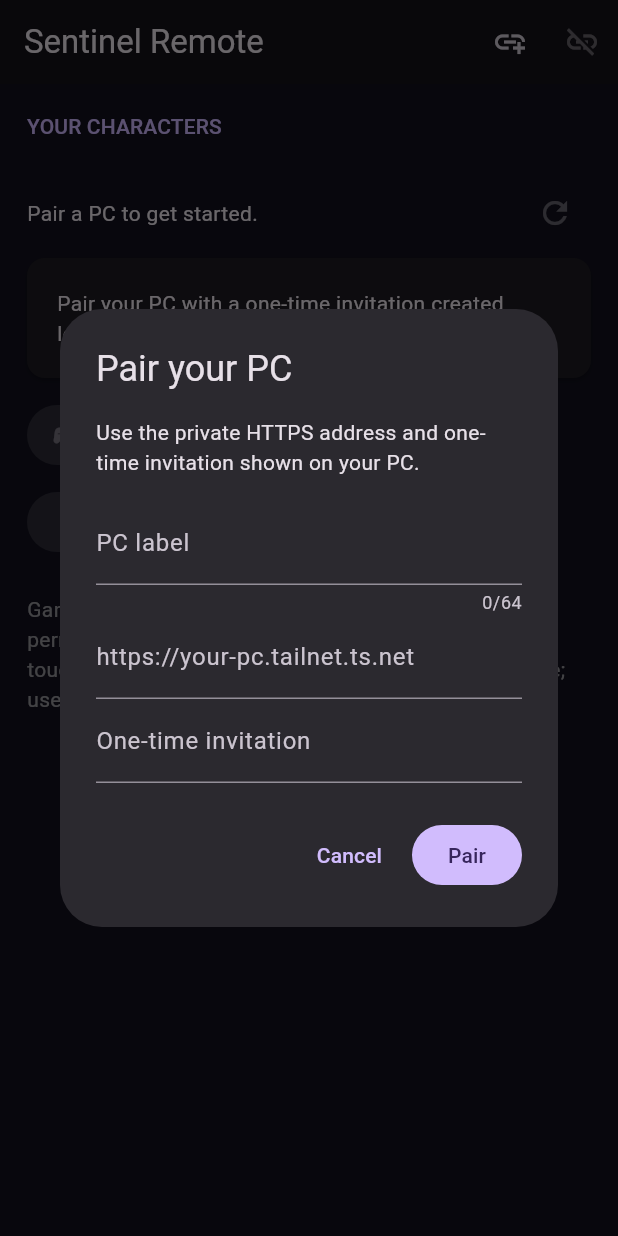
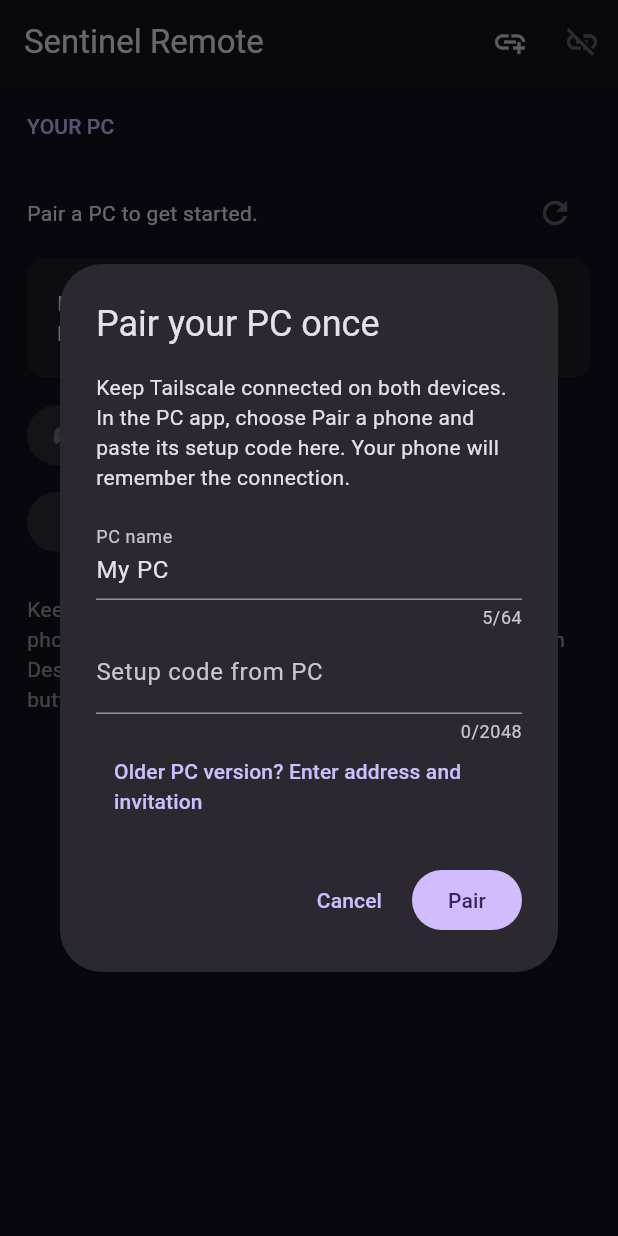
Before and after one commit to MarshalTitan/SentinelRemote, a Flutter app: the screen it shows after launch, after a tap on the "add link" icon, on a phone screen of 412 x 824 dp. Run offline on Flutter 3.47's test engine with Material 3 defaults, Android fonts, the phone set to English and light mode, and no system bars; our stand-ins replace flutter_secure_storage.

Commit message:
Remember PC selection and streamline desktop-to-gamepad connection

```diff
--- a/lib/main.dart
+++ b/lib/main.dart
@@ -50,9 +50,10 @@ class _RemoteHomeState extends State<RemoteHome> with WidgetsBindingObserver {
   Future<void> _load() async {
     try {
       final hosts = await _vault.load();
+      final preferred = await _vault.preferredHost();
       if (!mounted) return;
       setState(() { _hosts = hosts; _message = hosts.isEmpty ? 'Pair a PC to get started.' : 'Choose a paired PC.'; });
-      if (hosts.isNotEmpty) _chooseHost(hosts.first);
+      if (hosts.isNotEmpty) _chooseHost(hosts.where((h) => h.hostId == preferred).firstOrNull ?? hosts.first);
     } catch (_) { if (mounted) setState(() { _message = 'Secure storage is unavailable. Unlock the phone and reopen the app.'; }); }
   }
   @override
@@ -68,7 +69,11 @@ class _RemoteHomeState extends State<RemoteHome> with WidgetsBindingObserver {
   void _chooseHost(PairedHost host) {
     _viewEpoch++; _client?.disconnect();
     setState(() { _client = RemoteClient(host, _transport); _selected = null; _instances = []; _detail = null; _image = null; });
+    _rememberHost(host.hostId);
     _refresh();
+  }
+  Future<void> _rememberHost(String id) async {
+    try { await _vault.prefer(id); } catch (_) { /* Connection still works if the preference cannot be saved. */ }
   }
   Future<void> _run(Future<void> Function(RemoteClient, int) action) async {
     if (_busy || _client == null || !_active) return;
@@ -81,14 +86,14 @@ class _RemoteHomeState extends State<RemoteHome> with WidgetsBindingObserver {
   }
   bool _current(int epoch) => mounted && _active && epoch == _viewEpoch;
   Future<void> _refresh() => _run((client, epoch) async {
-    await client.request('session.ping');
-    final rows = ((await client.request('instances.list')) as List).cast<Map<String, dynamic>>();
+    await client.read('session.ping');
+    final rows = ((await client.read('instances.list')) as List).cast<Map<String, dynamic>>();
     if (!_current(epoch)) return;
-    setState(() { _instances = rows; _selected ??= rows.isEmpty ? null : rows.first['instanceId'] as String; _message = 'PC connected · updated ${TimeOfDay.now().format(context)}'; });
+    setState(() { _instances = rows; _selected = rows.any((r) => r['instanceId'] == _selected) ? _selected : rows.isEmpty ? null : rows.first['instanceId'] as String; _message = 'PC connected · updated ${TimeOfDay.now().format(context)}'; });
     if (_selected != null) await _status(client, epoch, _selected!);
   });
   Future<void> _status(RemoteClient client, int epoch, String instance) async {
-    final detail = await client.request('srank.status', instance: instance) as Map<String, dynamic>;
+    final detail = await client.read('srank.status', instance: instance) as Map<String, dynamic>;
     if (_current(epoch) && _selected == instance) setState(() { _detail = detail; });
   }
   Future<void> _desktop() async {
@@ -110,7 +115,7 @@ class _RemoteHomeState extends State<RemoteHome> with WidgetsBindingObserver {
   Future<void> _recover(String operation) => _run((client, epoch) async {
     final instance = operation == 'game.restore' ? _selected : null;
     if (operation == 'game.restore' && instance == null) return;
-    await client.request('session.ping');
+    await client.read('session.ping');
     if (!_current(epoch)) { return; }
     await client.request(operation, instance: instance);
     if (_current(epoch)) {
@@ -173,7 +178,7 @@ class _RemoteHomeState extends State<RemoteHome> with WidgetsBindingObserver {
       IconButton(onPressed: _busy ? null : _pair, icon: const Icon(Icons.add_link), tooltip: 'Pair a PC'),
       IconButton(onPressed: _busy || _client == null ? null : _forget, icon: const Icon(Icons.link_off), tooltip: 'Forget PC')]),
       body: SafeArea(child: ListView(padding: const EdgeInsets.all(18), children: [
-        Text('YOUR CHARACTERS', style: Theme.of(context).textTheme.labelLarge?.copyWith(color: const Color(0xFFC7B1F6))),
+        Text('YOUR PC', style: Theme.of(context).textTheme.labelLarge?.copyWith(color: const Color(0xFFC7B1F6))),
         const SizedBox(height: 12),
         if (_hosts.isNotEmpty) DropdownButtonFormField<PairedHost>(initialValue: _client?.host, isExpanded: true,
           decoration: const InputDecoration(labelText: 'Paired PC', border: OutlineInputBorder()),
@@ -190,7 +195,7 @@ class _RemoteHomeState extends State<RemoteHome> with WidgetsBindingObserver {
           OutlinedButton(onPressed: _busy || _selected == null ? null : () => _recover('game.restore'),
             child: const Text('Restore game window')),
         ])),
-        if (_instances.isEmpty && !_busy) Card(child: Padding(padding: const EdgeInsets.all(20), child: Text(_client == null ? 'Pair your PC with a one-time invitation created locally.' : 'No authorized game clients. Check the device grants on your PC.'))),
+        if (_instances.isEmpty && !_busy) Card(child: Padding(padding: const EdgeInsets.all(20), child: Text(_client == null ? 'Pair your PC with a one-time invitation created locally.' : 'Desktop is available without FFXIV. Approve a character once in the PC app to add game controls.'))),
         for (final instance in _instances) Card(clipBehavior: Clip.antiAlias, color: _selected == instance['instanceId'] ? const Color(0xFF302641) : null,
           child: ListTile(leading: Icon(Icons.shield_outlined, color: _selected == instance['instanceId'] ? const Color(0xFFC9ABFF) : null),
             title: Text(instance['label'] as String), subtitle: Text(_selected == instance['instanceId'] && ready ? 'Relay connected' : 'Select to check status'),
@@ -215,7 +220,7 @@ class _RemoteHomeState extends State<RemoteHome> with WidgetsBindingObserver {
           OutlinedButton(onPressed: _busy || !ready ? null : _reset, child: const Text('Stop + reset'))]),
         if (_image != null) Padding(padding: const EdgeInsets.only(top: 18), child: ClipRRect(borderRadius: BorderRadius.circular(16), child: Image.memory(_image!, gaplessPlayback: false,
           errorBuilder: (_, _, _) => const Text('Screenshot could not be displayed.')))),
-        const SizedBox(height: 24), const Text('Gamepad controls are a preview requiring local PC permission. Desktop mirrors the primary monitor with touch and keyboard control. Open apps and log in there; use its gamepad button after your character connects.', style: TextStyle(color: Colors.white54)),
+        const SizedBox(height: 24), const Text('Keep Tailscale connected on both devices. Trust this phone once in the PC app; access is remembered. Open Desktop to use apps and log in, then use its gamepad button when the character connects.', style: TextStyle(color: Colors.white54)),
       ])));
   }
   Widget _line(String label, dynamic value) => Padding(padding: const EdgeInsets.symmetric(vertical: 4), child: Row(crossAxisAlignment: CrossAxisAlignment.start,
@@ -230,7 +235,7 @@ String _friendly(Object error) {
     'remote_disabled' => 'Remote access is disabled on this PC.',
     'bridge_unavailable' => 'PC connected · game bridge unavailable. Check the game and per-character mobile opt-in.',
     'process_exited' => 'FFXIV has exited. Use Open XIVLauncher to start the locally configured launcher.',
-    'recovery_not_permitted' => 'On the PC, select this phone and click Allow selected phone recovery.',
+    'recovery_not_permitted' => 'On the PC, select this phone and click Trust selected phone once.',
     'launcher_not_configured' || 'launcher_changed' => 'On the PC, choose the installed XIVLauncher.exe again before launching remotely.',
     'recovery_desktop_unavailable' => 'Windows must be awake and unlocked in the same user session.',
     'game_already_running' => 'FFXIV is already running. Use Restore game window or Gamepad for your connected character.',
@@ -258,27 +263,37 @@ class PairDialog extends StatefulWidget {
   State<PairDialog> createState() => _PairDialogState();
 }
 class _PairDialogState extends State<PairDialog> {
-  final _url = TextEditingController(); final _label = TextEditingController(); final _invite = TextEditingController();
-  bool _busy = false; String? _error;
+  final _code = TextEditingController();
+  final _url = TextEditingController(); final _label = TextEditingController(text: 'My PC'); final _invite = TextEditingController();
+  bool _busy = false, _manual = false; String? _error;
   @override
-  void dispose() { _url.dispose(); _label.dispose(); _invite.clear(); _invite.dispose(); super.dispose(); }
+  void dispose() { _code.clear(); _code.dispose(); _url.dispose(); _label.dispose(); _invite.clear(); _invite.dispose(); super.dispose(); }
   @override
-  Widget build(BuildContext context) => PopScope(canPop: !_busy, child: AlertDialog(title: const Text('Pair your PC'),
+  Widget build(BuildContext context) => PopScope(canPop: !_busy, child: AlertDialog(title: const Text('Pair your PC once'),
     content: SingleChildScrollView(child: Column(mainAxisSize: MainAxisSize.min, children: [
-      const Text('Use the private HTTPS address and one-time invitation shown on your PC.'), const SizedBox(height: 16),
-      TextField(controller: _label, enabled: !_busy, maxLength: 64, decoration: const InputDecoration(labelText: 'PC label')),
-      TextField(controller: _url, enabled: !_busy, autocorrect: false, enableSuggestions: false, keyboardType: TextInputType.url,
-        decoration: const InputDecoration(labelText: 'https://your-pc.tailnet.ts.net')),
-      TextField(controller: _invite, enabled: !_busy, obscureText: true, autocorrect: false, enableSuggestions: false,
-        decoration: const InputDecoration(labelText: 'One-time invitation')),
+      const Text('Keep Tailscale connected on both devices. In the PC app, choose Pair a phone and paste its setup code here. Your phone will remember the connection.'), const SizedBox(height: 16),
+      TextField(controller: _label, enabled: !_busy, maxLength: 64, decoration: const InputDecoration(labelText: 'PC name')),
+      if (!_manual) TextField(controller: _code, enabled: !_busy, obscureText: true, maxLength: 2048,
+        autocorrect: false, enableSuggestions: false, autofillHints: const [],
+        decoration: const InputDecoration(labelText: 'Setup code from PC')),
+      if (_manual) ...[
+        TextField(controller: _url, enabled: !_busy, autocorrect: false, enableSuggestions: false, keyboardType: TextInputType.url,
+          decoration: const InputDecoration(labelText: 'https://your-pc.tailnet.ts.net')),
+        TextField(controller: _invite, enabled: !_busy, obscureText: true, autocorrect: false, enableSuggestions: false,
+          decoration: const InputDecoration(labelText: 'One-time invitation')),
+      ],
+      TextButton(onPressed: _busy ? null : () => setState(() { _manual = !_manual; _code.clear(); _invite.clear(); _error = null; }),
+        child: Text(_manual ? 'Use a setup code' : 'Older PC version? Enter address and invitation')),
       if (_error != null) Padding(padding: const EdgeInsets.only(top: 12), child: Text(_error!, style: const TextStyle(color: Colors.orangeAccent))),
       if (_busy) const LinearProgressIndicator(),
     ])), actions: [TextButton(onPressed: _busy ? null : () => Navigator.pop(context), child: const Text('Cancel')),
       FilledButton(onPressed: _busy ? null : () async {
         setState(() { _busy = true; _error = null; });
         try {
-          final host = await RemoteClient.pair(widget.transport, _url.text, _label.text, _invite.text);
+          final setup = _manual ? null : SetupCode.parse(_code.text);
+          final host = await RemoteClient.pair(widget.transport, setup?.origin.toString() ?? _url.text, _label.text, setup?.invitation ?? _invite.text);
+          _code.clear(); _invite.clear();
           if (context.mounted) Navigator.pop(context, host);
-        } catch (e) { if (mounted) setState(() { _busy = false; _invite.clear(); _error = _friendly(e); }); }
+        } catch (e) { if (mounted) setState(() { _busy = false; _code.clear(); _invite.clear(); _error = _friendly(e); }); }
       }, child: const Text('Pair'))]));
 }
--- a/lib/protocol.dart
+++ b/lib/protocol.dart
@@ -98,6 +98,25 @@ class PairedHost {
   // Intentionally no credential-bearing toString/diagnostic implementation.
 }
 
+class SetupCode {
+  final Uri origin;
+  final String invitation;
+  SetupCode._(this.origin, this.invitation);
+  static SetupCode parse(String input) {
+    try {
+      const prefix = 'sentinel-remote:1:';
+      final value = input.trim();
+      if (!value.startsWith(prefix) || value.length > 2048) { throw const RemoteFailure('invalid_pairing'); }
+      final decoded = utf8.decode(base64Url.decode(base64Url.normalize(value.substring(prefix.length))));
+      final fields = decoded.split('\n');
+      if (fields.length != 2 || !RegExp(r'^[0-9A-Fa-f]{64}$').hasMatch(fields[1])) {
+        throw const RemoteFailure('invalid_pairing');
+      }
+      return SetupCode._(remoteOrigin(fields[0]), fields[1]);
+    } catch (_) { throw const RemoteFailure('invalid_pairing'); }
+  }
+}
+
 class RemoteClient {
   final PairedHost host;
   final JsonTransport transport;
@@ -153,6 +172,18 @@ class RemoteClient {
     });
     return result.future;
   }
+  // Reconnect read-only requests after a host/session restart. Never replay input or mutations.
+  Future<dynamic> read(String operation, {String? instance}) async {
+    if (!{'session.ping', 'instances.list', 'srank.status'}.contains(operation)) {
+      throw const RemoteFailure('operation_not_allowed');
+    }
+    final generation = _generation;
+    try { return await request(operation, instance: instance); }
+    on RemoteFailure catch (error) {
+      if (error.code != 'unauthorized' || generation != _generation) { rethrow; }
+      return await request(operation, instance: instance);
+    }
+  }
   Future<WebSocket> openDesktop() => _interactiveSocket('/remote/v1/desktop');
   Future<WebSocket> _interactiveSocket(String path) async {
     final generation = _generation;
--- a/lib/vault.dart
+++ b/lib/vault.dart
@@ -10,6 +10,8 @@ class HostVault {
     if (value == null) return [];
     return (jsonDecode(value) as List).map((v) => PairedHost.fromJson(v as Map<String, dynamic>)).toList();
   }
+  Future<String?> preferredHost() => storage.read(key: 'sentinel.preferred-host.v1');
+  Future<void> prefer(String id) => storage.write(key: 'sentinel.preferred-host.v1', value: id);
   Future<void> save(List<PairedHost> hosts) => storage.write(key: 'sentinel.hosts.v1',
     value: jsonEncode(hosts.map((h) => h.toJson()).toList()));
 }
--- a/pubspec.yaml
+++ b/pubspec.yaml
@@ -1,7 +1,7 @@
 name: sentinel_remote
 description: Private Sentinel game status and rescue companion.
 publish_to: none
-version: 0.3.0+4
+version: 0.4.0+5
 environment:
   sdk: '>=3.10.0 <4.0.0'
 dependencies:
```
Also changed, not shown: lib/desktop.dart (+60 -11 lines), 5 other files.
